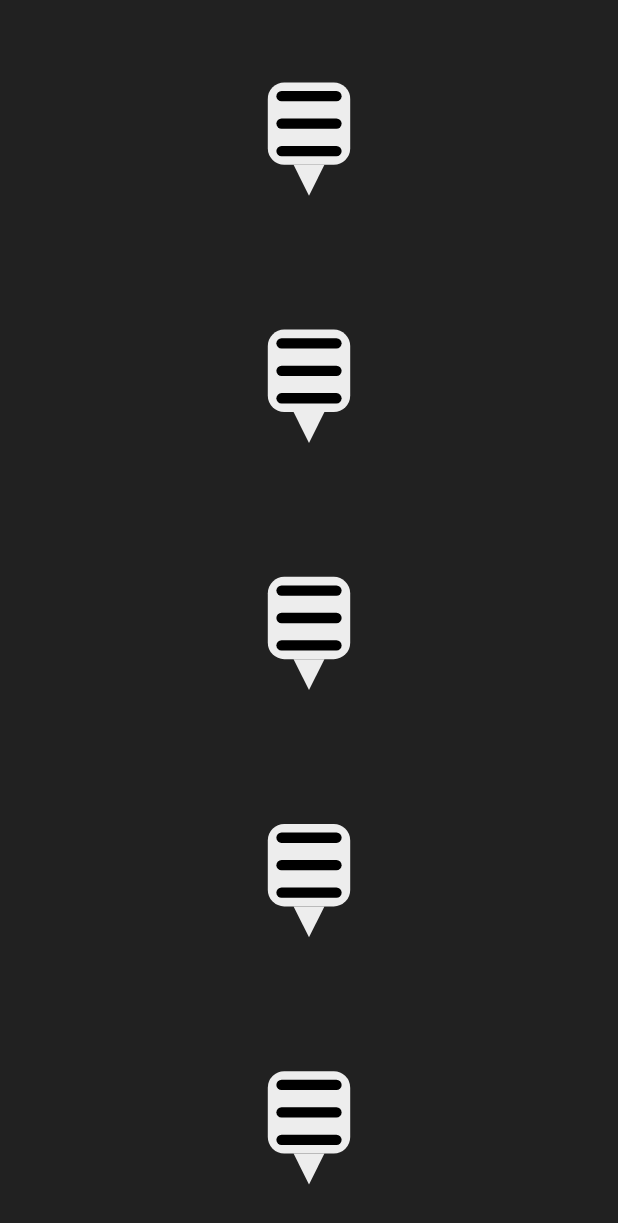
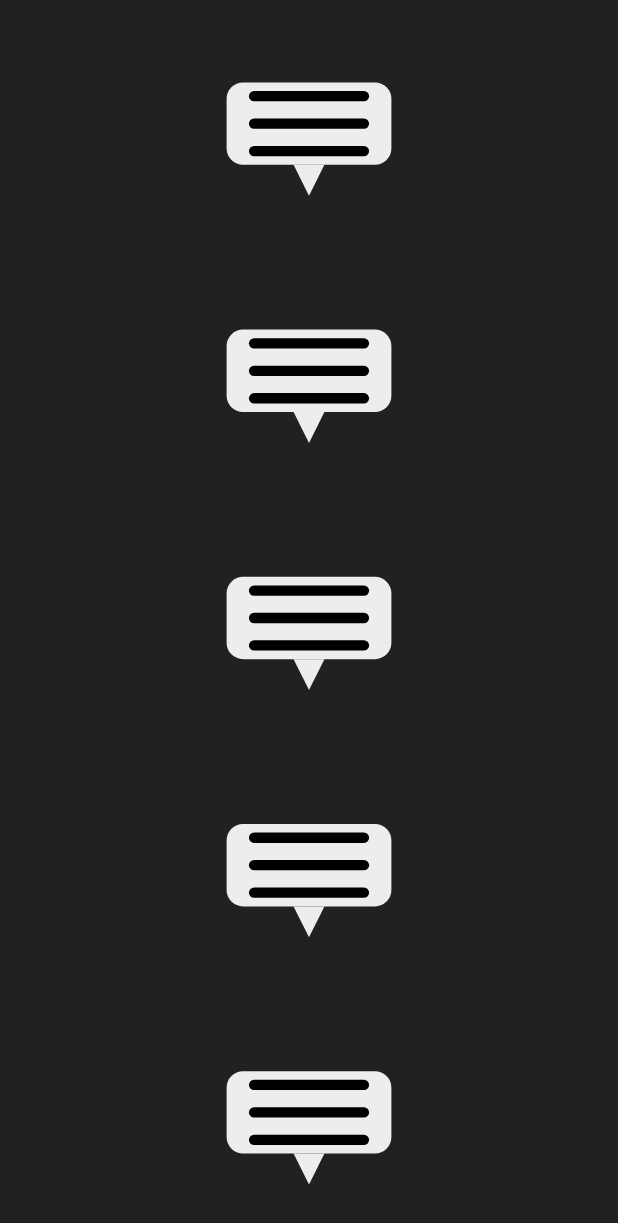
Before and after one commit to Anwesh43/LinkedMessageBoxDownwardView, an Android app: the screen it shows after launch (MainActivity), on a phone screen of 412 x 824 dp. Shown: the top 1223 px of the screen. Run offline under Robolectric (Android 15) with nearby library versions, the phone set to English and light mode, and no system bars.

Commit message:
addingg fixes for increasing width

```diff
--- a/messageboxdownwardview/src/main/java/com/anwesh/uiprojects/messageboxdownwardview/MessageBoxDownwardView.kt
+++ b/messageboxdownwardview/src/main/java/com/anwesh/uiprojects/messageboxdownwardview/MessageBoxDownwardView.kt
@@ -23,7 +23,7 @@ fun Canvas.drawMBDNode(i : Int, scale : Float, paint : Paint) {
     val sc2 : Float = Math.min(0.5f, Math.max(0f, scale - 0.5f)) * 2
     save()
     translate(w/2, hGap * i + hGap/2 + hGap * sc2)
-    drawRoundRect(RectF(-size/2, -size/2, size/2, size/2), size/5, size/5, paint)
+    drawRoundRect(RectF(-size, -size/2, size, size/2), size/5, size/5, paint)
     val path : Path = Path()
     path.moveTo(-tSize/2, size/2)
     path.lineTo(0f, size/2 + tSize)
@@ -32,7 +32,7 @@ fun Canvas.drawMBDNode(i : Int, scale : Float, paint : Paint) {
     paint.color = Color.BLACK
     paint.strokeWidth = Math.min(w, h) / 60
     paint.strokeCap = Paint.Cap.ROUND
-    val lineSize : Float = size/3 * (1 - sc1)
+    val lineSize : Float = 2 * size / 3 * (1 - sc1)
     for (i in 0..2) {
         drawLine(-lineSize, (i - 1) * size/3, lineSize, (i - 1) * size/3, paint)
     }
```
